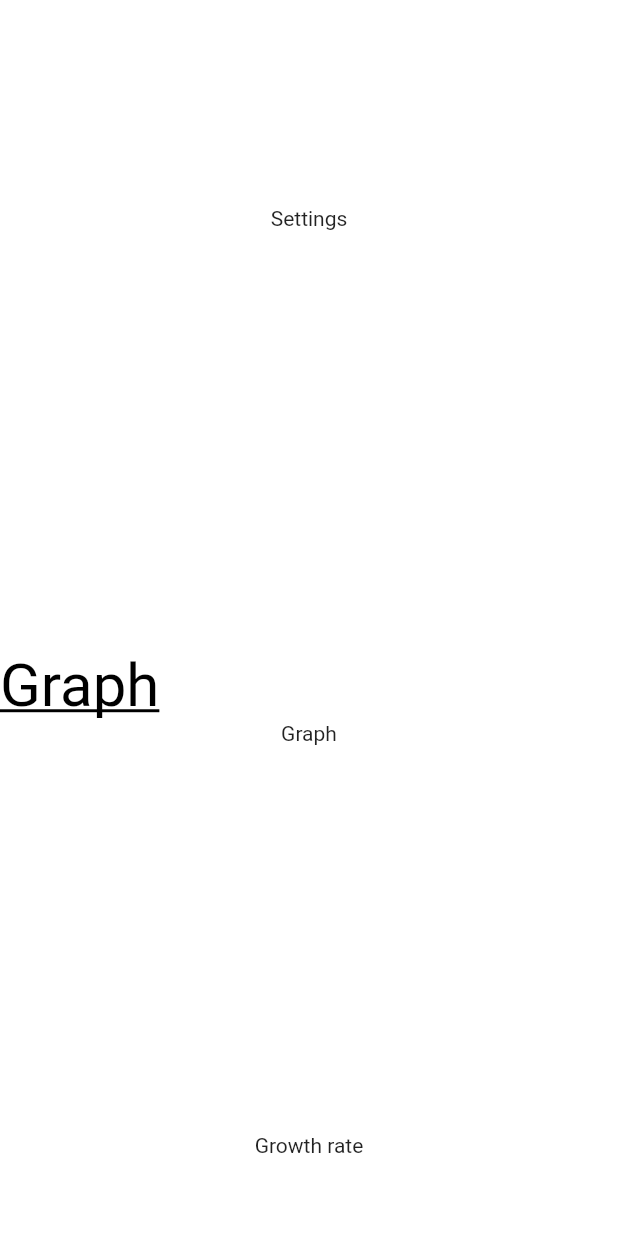
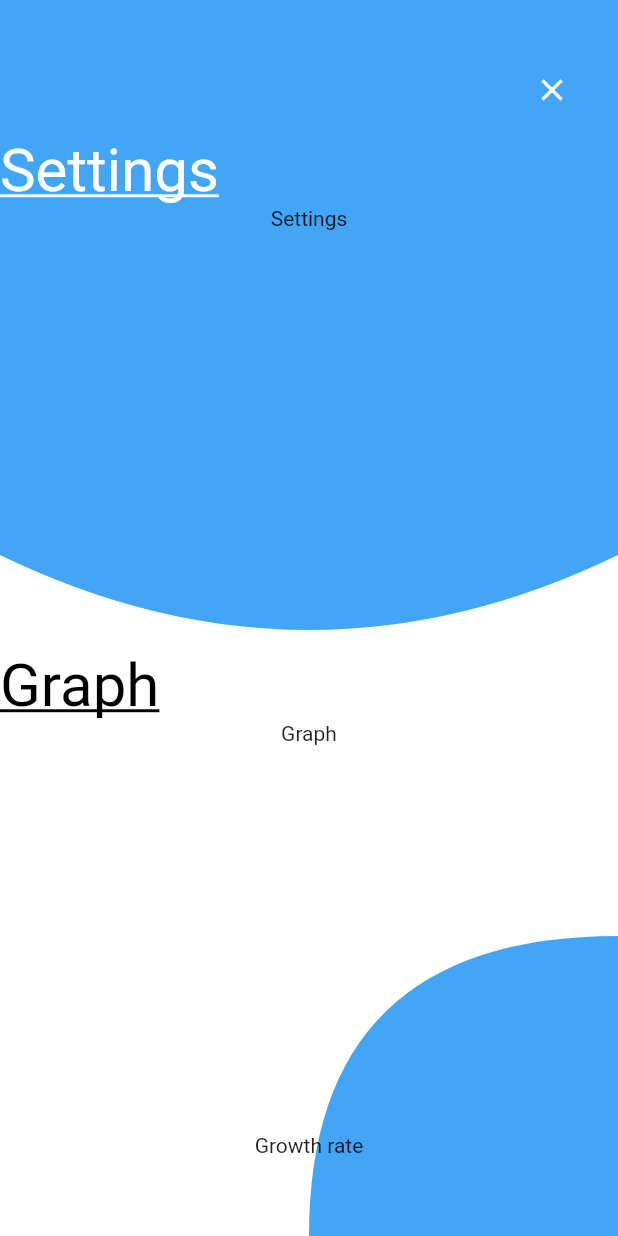
Before and after one commit to Alson33/App_With_Flutter, a Flutter app: the screen it shows after launch, after a tap on the "menu" icon, on a phone screen of 412 x 824 dp. Run offline on Flutter 3.47's test engine with Material 2 defaults, Android fonts, the phone set to English and light mode, and no system bars.

```diff
--- a/HealthyApp/lib/customPaints/customPaints.dart
+++ b/HealthyApp/lib/customPaints/customPaints.dart
@@ -1,5 +1,6 @@
 import 'package:flutter/material.dart';
 
+// custom paint for the circle in upper part in home page
 class UpperSmallCircle extends CustomPainter {
   @override
   void paint(Canvas canvas, Size size) {
@@ -7,8 +8,9 @@ class UpperSmallCircle extends CustomPainter {
     Paint paint = Paint();
 
     path
-      ..moveTo(size.width / 2, 0)
-      ..quadraticBezierTo(size.width, size.height, 0, size.height)
+      ..lineTo(size.width / 2, 0)
+      ..quadraticBezierTo(size.width / 2, size.height, 0, size.height)
+      ..lineTo(0, 0)
       ..close();
 
     paint.color = Colors.blue[400];
@@ -23,6 +25,7 @@ class UpperSmallCircle extends CustomPainter {
   bool shouldRebuildSemantics(UpperSmallCircle oldDelegate) => false;
 }
 
+// custom paint for the circle in lower part in home page
 class LowerBigCircle extends CustomPainter {
   @override
   void paint(Canvas canvas, Size size) {
@@ -31,8 +34,8 @@ class LowerBigCircle extends CustomPainter {
 
     path
       ..quadraticBezierTo(size.width / 2, -100, size.width, 0)
+      ..lineTo(size.width, size.height)
       ..lineTo(0, size.height)
-      ..lineTo(size.width, size.height)
       ..close();
 
     paint.color = Colors.blue[400];
@@ -46,3 +49,53 @@ class LowerBigCircle extends CustomPainter {
   @override
   bool shouldRebuildSemantics(LowerBigCircle oldDelegate) => false;
 }
+
+// custom paint for the circle in upper part of the setting page
+class UpperBigCircle extends CustomPainter {
+  @override
+  void paint(Canvas canvas, Size size) {
+    Path path = Path();
+    Paint paint = Paint();
+
+    path
+      ..lineTo(0, size.height)
+      ..quadraticBezierTo(
+          size.width / 2, size.height + 100, size.width, size.height)
+      ..lineTo(size.width, 0)
+      ..close();
+
+    paint.color = Colors.blue[400];
+
+    canvas.drawPath(path, paint);
+  }
+
+  @override
+  bool shouldRepaint(UpperBigCircle oldDelegate) => false;
+
+  @override
+  bool shouldRebuildSemantics(UpperBigCircle oldDelegate) => false;
+}
+
+// custom paint for the circle in upper part of the setting page
+class LowerSmallCircle extends CustomPainter {
+  @override
+  void paint(Canvas canvas, Size size) {
+    Path path = Path();
+    Paint paint = Paint();
+
+    path
+      ..moveTo(size.width, 0)
+      ..quadraticBezierTo(size.width/2, 0, size.width/2, size.height)
+      ..lineTo(size.width, size.height);
+
+    paint.color = Colors.blue[400];
+
+    canvas.drawPath(path, paint);
+  }
+
+  @override
+  bool shouldRepaint(LowerSmallCircle oldDelegate) => false;
+
+  @override
+  bool shouldRebuildSemantics(LowerSmallCircle oldDelegate) => false;
+}
```
